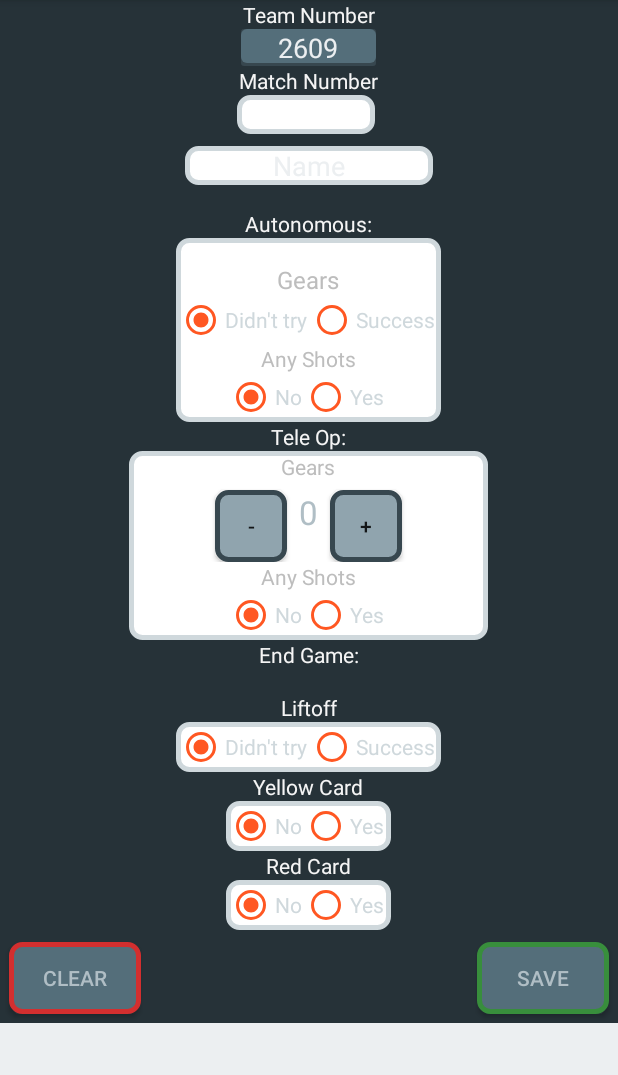
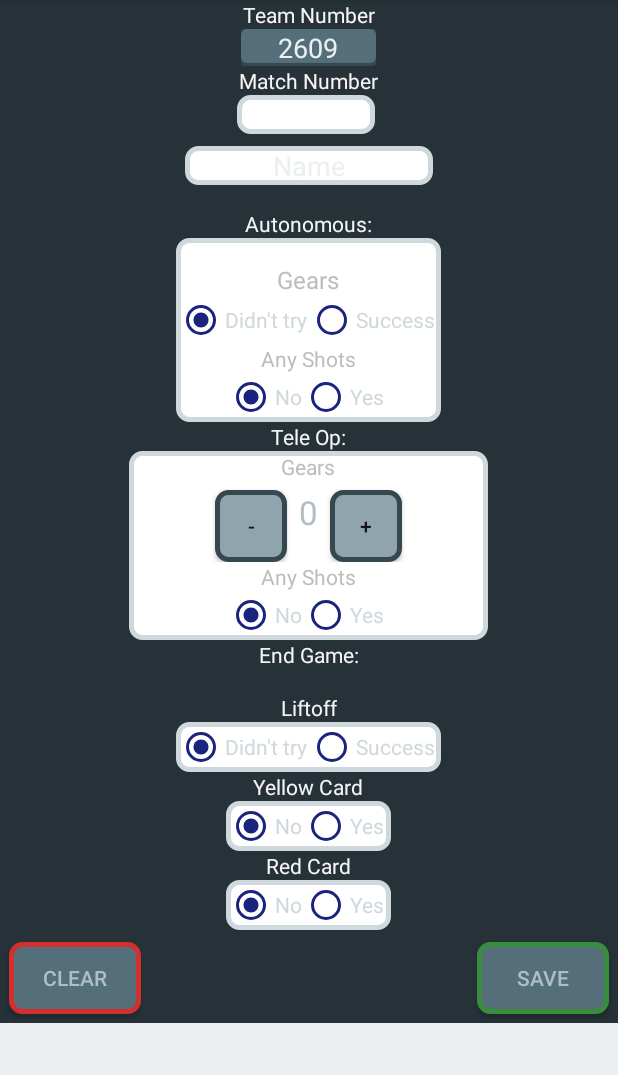
Before and after one commit to Keenan-Ker51/2609Scouting, an Android app: the ScoutActivity screen opened directly, with no data from a screen before it, on a phone screen of 412 x 824 dp, the part 84-1159 px from its top. Run offline under Robolectric (Android 15) with nearby library versions, the phone set to English and light mode, and no system bars.

Commit message:
District champs 1.1

```diff
--- a/app/src/main/java/com/keenanker/a2609scouting/ScoutActivity.java
+++ b/app/src/main/java/com/keenanker/a2609scouting/ScoutActivity.java
@@ -93,7 +93,7 @@ public class ScoutActivity extends AppCompatActivity implements View.OnTouchList
     int liftoffCount = 0;
     int allianceNumber = 0;
     EditText allianceNumberET;
-    String liftOffString;
+    String liftOffString = "0";
     File file;
     File scoutFile;
     String[] saveText;
@@ -115,12 +115,12 @@ public class ScoutActivity extends AppCompatActivity implements View.OnTouchList
     int sharedPrefMade = 1;
     String username;
 
-    String gearString;
+    String gearString = "0";
     String autoHighString;
-    String autoLowString;
+    String autoLowString = "0";
     String teleHighString;
-    String teleLowString;
-    String redCardString;
+    String teleLowString = "0";
+    String redCardString = "0";
     String yellowCardString;
     RadioButton redCard;
 
@@ -198,11 +198,7 @@ public class ScoutActivity extends AppCompatActivity implements View.OnTouchList
             //changes
         }
         else if (Objects.equals(matchNum.getText().toString(), "")){
-            Toast.makeText(getApplicationContext(), "You are missing a team number!", Toast.LENGTH_SHORT).show();
-            //Log.i("filename", titleString);
-        }
-        else if (Objects.equals(gearString, "")){
-            Toast.makeText(getApplicationContext(), "You are missing a team number!", Toast.LENGTH_SHORT).show();
+            Toast.makeText(getApplicationContext(), "You are missing a match number!", Toast.LENGTH_SHORT).show();
             //Log.i("filename", titleString);
         }
         else{
@@ -300,7 +296,6 @@ public class ScoutActivity extends AppCompatActivity implements View.OnTouchList
             case R.id.redCard:
                 if (checked)
                     redCardString = "1";
-
                 break;
             case R.id.noRedCard:
                 if (checked)
--- a/app/src/main/res/layout/activity_scout.xml
+++ b/app/src/main/res/layout/activity_scout.xml
@@ -136,7 +136,7 @@
                     android:layout_height="wrap_content"
                     android:text="Didn't try"
                     android:id="@+id/gearDidntTry"
-                    android:buttonTint="#FF5722"
+                    android:buttonTint="#1A237E"
                     android:onClick="onGearButtonClicked"
                     android:textColor="#CFD8DC"
                     />
@@ -144,7 +144,7 @@
                     android:layout_width="wrap_content"
                     android:layout_height="wrap_content"
                     android:id="@+id/gearSucc"
-                    android:buttonTint="#FF5722"
+                    android:buttonTint="#1A237E"
                     android:textColor="#CFD8DC"
                     android:onClick="onGearButtonClicked"
                     android:text="Success "/>
@@ -176,7 +176,7 @@
                     android:id="@+id/noYellowCard"
                     android:onClick="onCardButtonClicked"
                     android:textColor="#CFD8DC"
-                    android:buttonTint="#FF5722"
+                    android:buttonTint="#1A237E"
                     />
 
                 <RadioButton
@@ -186,7 +186,7 @@
                     android:id="@+id/yellowCard"
                     android:onClick="onCardButtonClicked"
                     android:textColor="#CFD8DC"
-                    android:buttonTint="#FF5722"
+                    android:buttonTint="#1A237E"
 
                     />
 
@@ -219,7 +219,7 @@
                     android:id="@+id/noRedCard"
                     android:onClick="onRedCardButtonClicked"
                     android:textColor="#CFD8DC"
-                    android:buttonTint="#FF5722"
+                    android:buttonTint="#1A237E"
 
                     />
                 <RadioButton
@@ -229,7 +229,7 @@
                     android:id="@+id/redCard"
                     android:onClick="onRedCardButtonClicked"
                     android:textColor="#CFD8DC"
-                    android:buttonTint="#FF5722"
+                    android:buttonTint="#1A237E"
 
                     />
 
@@ -296,7 +296,7 @@
                         android:text="Didn't try"
                         android:id="@+id/liftDidntTry"
                         android:onClick="onLiftButtonClicked"
-                        android:buttonTint="#FF5722"
+                        android:buttonTint="#1A237E"
                         android:textColor="#CFD8DC"
                         />
                     <RadioButton
@@ -304,7 +304,7 @@
                         android:layout_height="wrap_content"
                         android:id="@+id/liftSucc"
                         android:onClick="onLiftButtonClicked"
-                        android:buttonTint="#FF5722"
+                        android:buttonTint="#1A237E"
                         android:textColor="#CFD8DC"
                         android:text="Success "/>
                 </RadioGroup>
@@ -338,7 +338,7 @@
                             android:text="No"
                             android:id="@+id/ALDidntTry"
                             android:onClick="onAutoLowButtonClicked"
-                            android:buttonTint="#FF5722"
+                            android:buttonTint="#1A237E"
                             android:textColor="#CFD8DC"
 
                             />
@@ -349,7 +349,7 @@
                             android:id="@+id/ALSucc"
                             android:textColor="#CFD8DC"
                             android:onClick="onAutoLowButtonClicked"
-                            android:buttonTint="#FF5722"
+                            android:buttonTint="#1A237E"
                             android:text="Yes "/>
                     </RadioGroup>
 
@@ -470,7 +470,7 @@
                             android:text="No"
                             android:id="@+id/TLDidntTry"
                             android:textColor="#CFD8DC"
-                            android:buttonTint="#FF5722"
+                            android:buttonTint="#1A237E"
                             android:onClick="onTeleLowButtonClicked"
                             />
 
@@ -480,7 +480,7 @@
                             android:id="@+id/TLSucc"
                             android:textColor="#CFD8DC"
 
-                            android:buttonTint="#FF5722"
+                            android:buttonTint="#1A237E"
                             android:onClick="onTeleLowButtonClicked"
                             android:text="Yes "/>
                     </RadioGroup>
```
